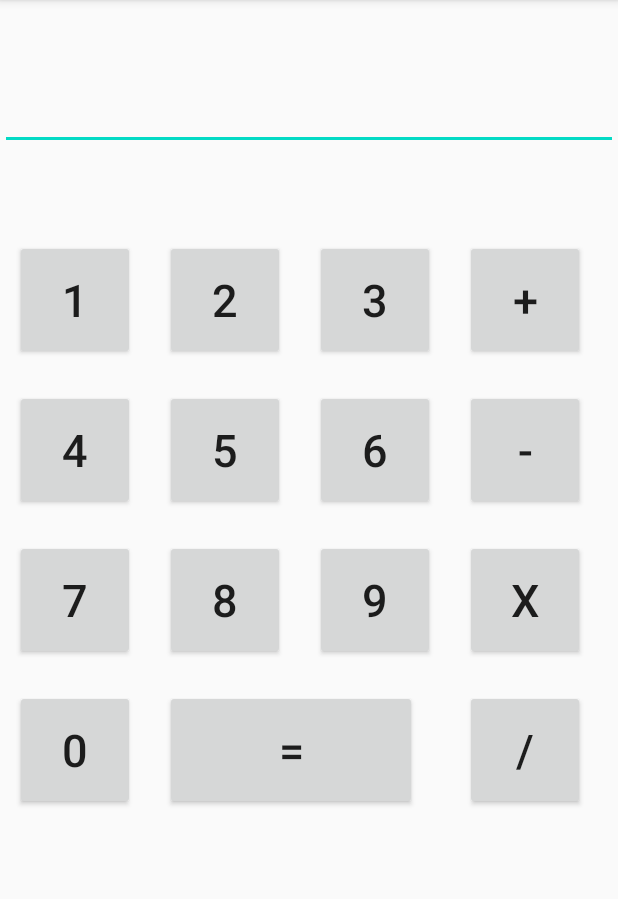
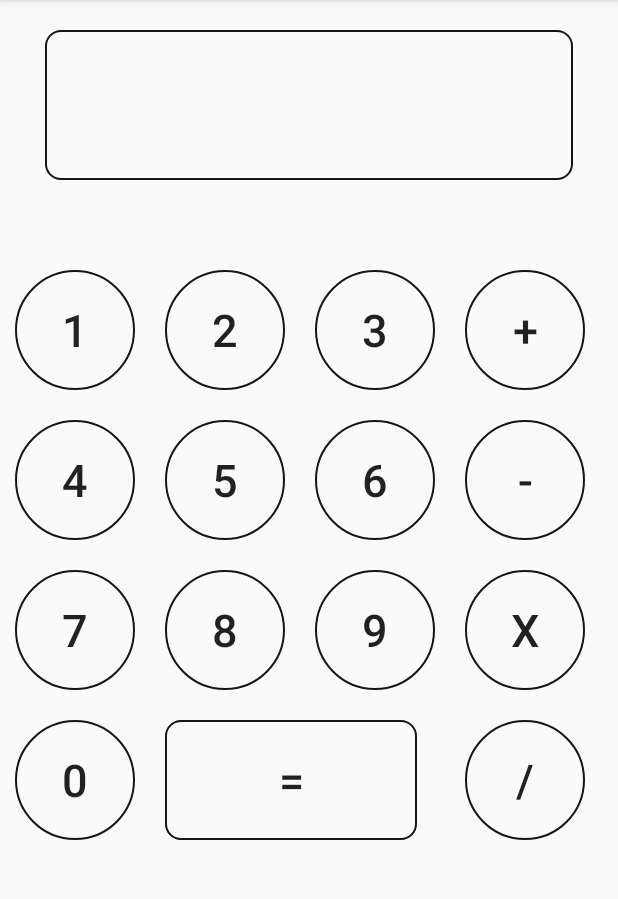
Before and after one commit to jonmersha/simplecalc, an Android app: the screen it shows after launch (MainActivity), on a phone screen of 412 x 824 dp, the part 84-983 px from its top. Run offline under Robolectric (Android 15) with nearby library versions, the phone set to English and light mode, and no system bars.

Commit message:
layout correction

```diff
--- a/app/src/main/res/layout/activity_main.xml
+++ b/app/src/main/res/layout/activity_main.xml
@@ -9,7 +9,16 @@
         android:layout_width="match_parent"
         android:layout_height="100dp"
         android:layout_marginBottom="50dp"
-        android:textSize="30dp"
+        android:textSize="60dp"
+        android:inputType="numberDecimal"
+
+        android:layout_marginHorizontal="30sp"
+        android:background="@drawable/button_back_larger"
+android:padding="10dp"
+        android:textAlignment="textEnd"
+        android:layout_gravity="end"
+        android:layout_marginTop="20dp"
+        android:maxLength="10"
         />
     <Button
         android:id="@+id/one"
@@ -19,6 +28,7 @@
         android:layout_marginTop="10dp"
         android:text="1"
         android:textSize="30dp"
+        android:background="@drawable/button_back"
         android:layout_margin="@dimen/margin_all"
         android:onClick="inputNumbers"
         />
@@ -33,6 +43,8 @@
         android:textSize="30dp"
         android:layout_margin="@dimen/margin_all"
         android:onClick="inputNumbers"
+        android:background="@drawable/button_back"
+
 
         />
     <Button
@@ -46,6 +58,8 @@
         android:textSize="30dp"
         android:layout_margin="@dimen/margin_all"
         android:onClick="inputNumbers"
+        android:background="@drawable/button_back"
+
 
         />
     <Button
@@ -58,6 +72,8 @@
         android:textSize="30dp"
         android:layout_margin="@dimen/margin_all"
         android:onClick="inputNumbers"
+        android:background="@drawable/button_back"
+
 
         />
     <Button
@@ -71,6 +87,8 @@
         android:textSize="30dp"
         android:layout_margin="@dimen/margin_all"
         android:onClick="inputNumbers"
+        android:background="@drawable/button_back"
+
         />
 
     <Button
@@ -84,6 +102,8 @@
         android:textSize="30dp"
         android:layout_margin="@dimen/margin_all"
         android:onClick="inputNumbers"
+        android:background="@drawable/button_back"
+
         />
     <Button
         android:id="@+id/seven"
@@ -95,6 +115,8 @@
         android:textSize="30dp"
         android:layout_margin="@dimen/margin_all"
         android:onClick="inputNumbers"
+        android:background="@drawable/button_back"
+
         />
     <Button
         android:id="@+id/eght"
@@ -107,6 +129,8 @@
         android:textSize="30dp"
         android:layout_margin="@dimen/margin_all"
         android:onClick="inputNumbers"
+        android:background="@drawable/button_back"
+
         />
     <Button
         android:id="@+id/nine"
@@ -119,6 +143,8 @@
         android:textSize="30dp"
         android:layout_margin="@dimen/margin_all"
         android:onClick="inputNumbers"
+        android:background="@drawable/button_back"
+
         />
     <Button
         android:id="@+id/zero"
@@ -131,6 +157,8 @@
         android:textSize="30dp"
         android:layout_margin="@dimen/margin_all"
         android:onClick="inputNumbers"
+        android:background="@drawable/button_back"
+
         />
     <Button
         android:id="@+id/add"
@@ -143,6 +171,8 @@
         android:textSize="30dp"
         android:layout_margin="@dimen/margin_all"
         android:onClick="add"
+        android:background="@drawable/button_back"
+
         />
     <Button
         android:id="@+id/subb"
@@ -154,6 +184,8 @@
         android:text="-"
         android:textSize="30dp"
         android:layout_margin="@dimen/margin_all"
+        android:background="@drawable/button_back"
+
         />
     <Button
         android:id="@+id/mult"
@@ -165,6 +197,8 @@
         android:text="X"
         android:textSize="30dp"
         android:layout_margin="@dimen/margin_all"
+        android:background="@drawable/button_back"
+
         />
     <Button
         android:id="@+id/div"
@@ -175,6 +209,8 @@
         android:layout_toRightOf="@id/nine"
         android:text="/"
         android:textSize="30dp"
+        android:background="@drawable/button_back"
+
         android:layout_margin="@dimen/margin_all"
         />
 
@@ -189,6 +225,8 @@
         android:layout_marginEnd="@dimen/margin_all"
         android:layout_marginRight="@dimen/margin_all"
         android:layout_marginBottom="@dimen/margin_all"
+        android:background="@drawable/button_back_larger"
+
         android:layout_toRightOf="@id/zero"
         android:text="="
         android:textSize="30dp"
```
